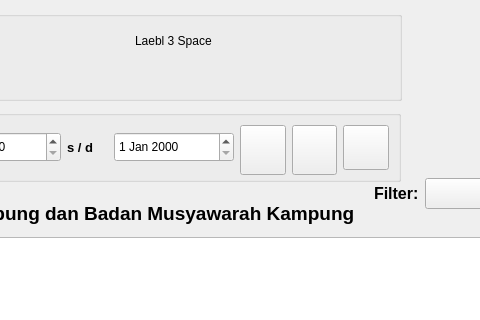
Above: form.ui from nzf210/pmk_project before the change; both pictures show x 596 to 1076 and y 0 to 320 of the 1411 by 827 pixel window. Below: the same form after it.
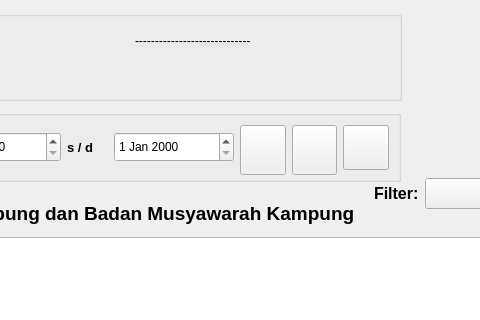
That is the form after the change. Icons and pictures are not drawn.

Commit message: tes g

Patch:
```diff
--- a/form.ui
+++ b/form.ui
@@ -2675,7 +2675,7 @@
      </size>
     </property>
     <property name="text">
-     <string>Laebl 3 Space</string>
+     <string>-----------------------------</string>
     </property>
    </widget>
    <widget class="QWidget" name="layoutWidget">
```
